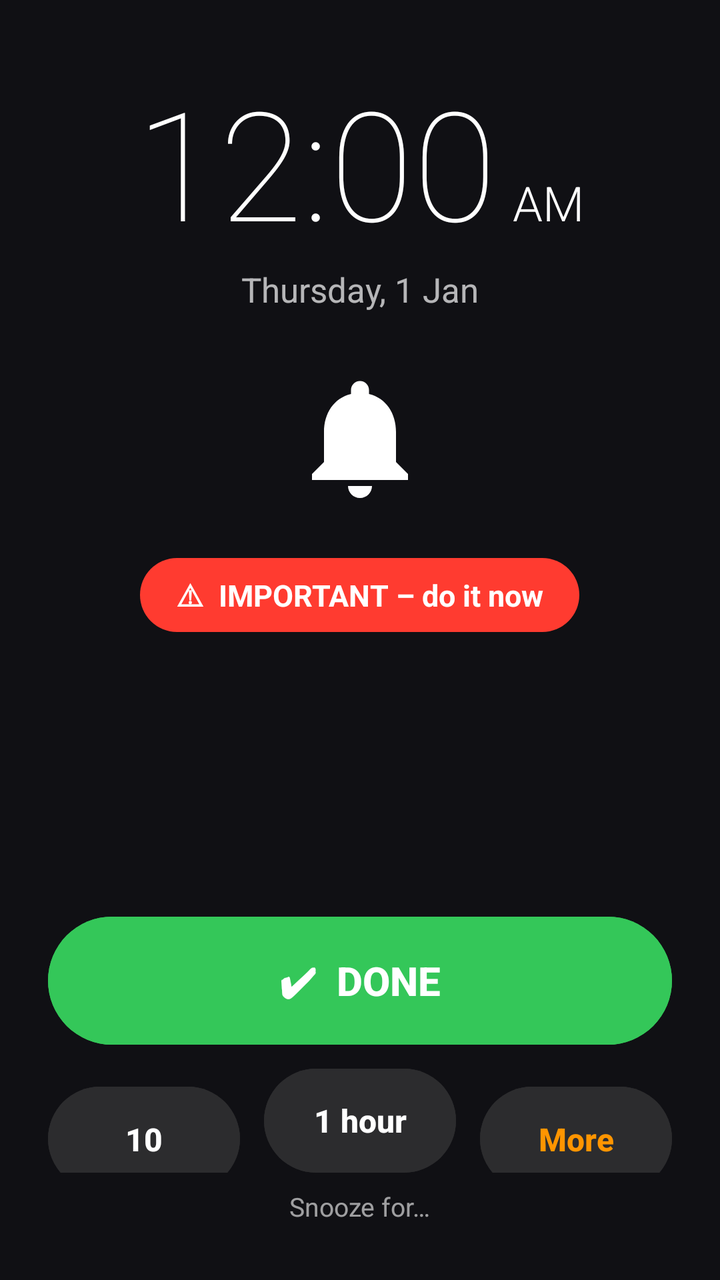
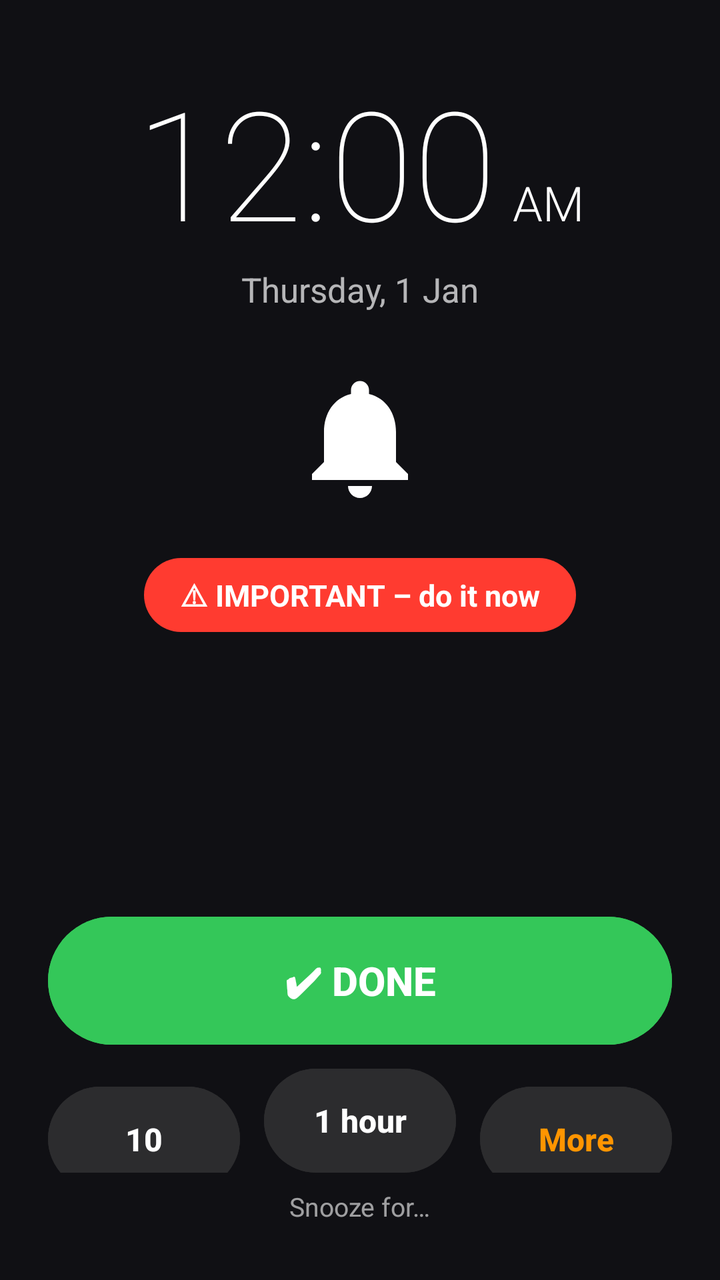

Two renders of the same Android screen: before a commit and after it. Below are the layout's source before the change and the commit's diff.
<!-- AndroidManifest.xml: activity theme Theme.OfficeToDo.Alarm -->
<!-- res/layout/activity_alarm.xml -->
<?xml version="1.0" encoding="utf-8"?>
<LinearLayout xmlns:android="http://schemas.android.com/apk/res/android"
    xmlns:app="http://schemas.android.com/apk/res-auto"
    android:layout_width="match_parent"
    android:layout_height="match_parent"
    android:background="@color/alarm_bg"
    android:gravity="center_horizontal"
    android:orientation="vertical"
    android:paddingHorizontal="24dp"
    android:paddingTop="40dp"
    android:paddingBottom="28dp">

    
    <LinearLayout
        android:layout_width="wrap_content"
        android:layout_height="wrap_content"
        android:baselineAligned="true"
        android:orientation="horizontal">

        <TextClock
            android:id="@+id/clock"
            android:layout_width="wrap_content"
            android:layout_height="wrap_content"
            android:fontFamily="sans-serif-thin"
            android:format12Hour="h:mm"
            android:format24Hour="HH:mm"
            android:includeFontPadding="false"
            android:maxLines="1"
            android:textColor="@color/white"
            android:textSize="76sp" />

        <TextClock
            android:id="@+id/ampm"
            android:layout_width="wrap_content"
            android:layout_height="wrap_content"
            android:layout_marginStart="8dp"
            android:fontFamily="sans-serif-light"
            android:format12Hour="a"
            android:format24Hour="a"
            android:maxLines="1"
            android:textAllCaps="true"
            android:textColor="@color/white"
            android:textSize="24sp" />
    </LinearLayout>

    <TextClock
        android:layout_width="wrap_content"
        android:layout_height="wrap_content"
        android:layout_marginTop="4dp"
        android:alpha="0.7"
        android:format12Hour="EEEE, d MMM"
        android:format24Hour="EEEE, d MMM"
        android:textColor="@color/white"
        android:textSize="17sp" />

    <View
        android:layout_width="match_parent"
        android:layout_height="0dp"
        android:layout_weight="1" />

    <ImageView
        android:id="@+id/bell"
        android:layout_width="72dp"
        android:layout_height="72dp"
        android:importantForAccessibility="no"
        android:src="@drawable/ic_bell_big" />

    <TextView
        android:id="@+id/important"
        android:layout_width="wrap_content"
        android:layout_height="wrap_content"
        android:layout_marginTop="24dp"
        android:background="@drawable/bg_pill_danger"
        android:maxLines="1"
        android:paddingHorizontal="18dp"
        android:paddingVertical="8dp"
        android:text="⚠  IMPORTANT – do it now"
        android:textColor="@color/white"
        android:textSize="15sp"
        android:textStyle="bold" />

    <TextView
        android:id="@+id/title"
        android:layout_width="match_parent"
        android:layout_height="wrap_content"
        android:layout_marginTop="20dp"
        android:ellipsize="end"
        android:gravity="center"
        android:maxLines="3"
        android:textColor="@color/white"
        android:textSize="28sp"
        android:textStyle="bold" />

    <TextView
        android:id="@+id/due"
        android:layout_width="match_parent"
        android:layout_height="wrap_content"
        android:layout_marginTop="6dp"
        android:alpha="0.7"
        android:gravity="center"
        android:textColor="@color/white"
        android:textSize="16sp" />

    <TextView
        android:id="@+id/notes"
        android:layout_width="match_parent"
        android:layout_height="wrap_content"
        android:layout_marginTop="10dp"
        android:alpha="0.7"
        android:ellipsize="end"
        android:gravity="center"
        android:maxLines="3"
        android:textColor="@color/white"
        android:textSize="15sp" />

    <View
        android:layout_width="match_parent"
        android:layout_height="0dp"
        android:layout_weight="1" />

    <com.google.android.material.button.MaterialButton
        android:id="@+id/done"
        android:layout_width="match_parent"
        android:layout_height="64dp"
        android:backgroundTint="@color/ios_green"
        android:text="✔  DONE"
        android:textColor="@color/white"
        android:textSize="20sp"
        app:cornerRadius="32dp" />

    <LinearLayout
        android:layout_width="match_parent"
        android:layout_height="wrap_content"
        android:layout_marginTop="12dp"
        android:orientation="horizontal">

        <com.google.android.material.button.MaterialButton
            android:id="@+id/snooze10"
            android:layout_width="0dp"
            android:layout_height="52dp"
            android:layout_marginEnd="6dp"
            android:layout_weight="1"
            android:backgroundTint="@color/alarm_button"
            android:maxLines="1"
            android:text="10 min"
            android:textColor="@color/white"
            android:textSize="16sp"
            app:cornerRadius="26dp" />

        <com.google.android.material.button.MaterialButton
            android:id="@+id/snooze60"
            android:layout_width="0dp"
            android:layout_height="52dp"
            android:layout_marginStart="6dp"
            android:layout_marginEnd="6dp"
            android:layout_weight="1"
            android:backgroundTint="@color/alarm_button"
            android:maxLines="1"
            android:text="1 hour"
            android:textColor="@color/white"
            android:textSize="16sp"
            app:cornerRadius="26dp" />

        <com.google.android.material.button.MaterialButton
            android:id="@+id/snooze_more"
            android:layout_width="0dp"
            android:layout_height="52dp"
            android:layout_marginStart="6dp"
            android:layout_weight="1"
            android:backgroundTint="@color/alarm_button"
            android:maxLines="1"
            android:text="More…"
            android:textColor="@color/ios_orange"
            android:textSize="16sp"
            app:cornerRadius="26dp" />
    </LinearLayout>

    <TextView
        android:layout_width="wrap_content"
        android:layout_height="wrap_content"
        android:layout_marginTop="8dp"
        android:alpha="0.6"
        android:text="Snooze for…"
        android:textColor="@color/white"
        android:textSize="13sp" />
</LinearLayout>
<!-- resources referenced by this layout -->
<resources>
  <color name="alarm_bg">#101014</color>
  <color name="alarm_button">#2C2C2E</color>
  <color name="ios_green">#34C759</color>
  <color name="ios_orange">#FF9500</color>
  <color name="white">#FFFFFF</color>
  <!-- drawable bg_pill_danger (drawable) -->
  <shape xmlns:android="http://schemas.android.com/apk/res/android" android:shape="rectangle">
      <solid android:color="@color/ios_red" />
      <corners android:radius="100dp" />
  </shape>
  <style name="Theme.OfficeToDo.Alarm" parent="Theme.OfficeToDo">
          <item name="android:windowBackground">@color/alarm_bg</item>
          <item name="android:statusBarColor">@color/alarm_bg</item>
          <item name="android:navigationBarColor">@color/alarm_bg</item>
          <item name="android:windowLightStatusBar">false</item>
          <item name="android:windowLightNavigationBar" tools:targetApi="27">false</item>
      </style>
  <color name="ios_red">#FF3B30</color>
  <color name="brand">#007AFF</color>
  <color name="ios_bg">#F2F2F7</color>
  <color name="ios_label">#000000</color>
  <color name="ios_secondary">#8E8E93</color>
  <style name="IosToolbar" parent="Widget.Material3.Toolbar">
          <item name="android:background">@color/ios_bg</item>
          <item name="titleCentered">true</item>
          <item name="titleTextAppearance">@style/IosNavTitle</item>
          <item name="navigationIconTint">?attr/colorPrimary</item>
      </style>
  <style name="IosOverflow" parent="Widget.AppCompat.ActionButton.Overflow">
          <item name="android:src">@drawable/ic_more</item>
      </style>
  <style name="IosButton" parent="Widget.Material3.Button">
          <item name="cornerRadius">12dp</item>
          <item name="android:textAllCaps">false</item>
          <item name="android:letterSpacing">0</item>
          <item name="android:textSize">17sp</item>
          <item name="android:textStyle">bold</item>
          <item name="android:insetTop">0dp</item>
          <item name="android:insetBottom">0dp</item>
      </style>
  <style name="IosDialog" parent="ThemeOverlay.Material3.MaterialAlertDialog">
          <item name="shapeAppearanceOverlay">@style/IosDialogShape</item>
          <item name="colorSurfaceContainerHigh">@color/ios_cell</item>
      </style>
  <style name="IosChip" parent="Widget.Material3.Chip.Assist">
          <item name="chipBackgroundColor">@color/ios_cell</item>
          <item name="chipStrokeWidth">0dp</item>
          <item name="chipCornerRadius">16dp</item>
          <item name="android:textColor">?attr/colorPrimary</item>
      </style>
  <style name="IosBottomSheetDialog" parent="ThemeOverlay.Material3.BottomSheetDialog">
          <item name="bottomSheetStyle">@style/IosBottomSheet</item>
      </style>
  <style name="IosNavTitle" parent="TextAppearance.Material3.TitleMedium">
          <item name="android:textSize">17sp</item>
          <item name="android:textStyle">bold</item>
          <item name="android:textColor">@color/ios_label</item>
      </style>
  <style name="IosDialogShape" parent="">
          <item name="cornerFamily">rounded</item>
          <item name="cornerSize">16dp</item>
      </style>
  <color name="ios_cell">#FFFFFF</color>
  <style name="IosBottomSheet" parent="Widget.Material3.BottomSheet.Modal">
          <item name="backgroundTint">@color/ios_cell</item>
      </style>
  <!-- unchanged entries left out for length: 4 -->
</resources>

<!-- the commit's change to res/layout/activity_alarm.xml (unified diff, before → after) -->
@@ -74,7 +74,7 @@
         android:maxLines="1"
         android:paddingHorizontal="18dp"
         android:paddingVertical="8dp"
-        android:text="⚠  IMPORTANT – do it now"
+        android:text="@string/ui_important_do_it_now"
         android:textColor="@color/white"
         android:textSize="15sp"
         android:textStyle="bold" />
@@ -123,7 +123,7 @@
         android:layout_width="match_parent"
         android:layout_height="64dp"
         android:backgroundTint="@color/ios_green"
-        android:text="✔  DONE"
+        android:text="@string/ui_done"
         android:textColor="@color/white"
         android:textSize="20sp"
         app:cornerRadius="32dp" />
@@ -142,7 +142,7 @@
             android:layout_weight="1"
             android:backgroundTint="@color/alarm_button"
             android:maxLines="1"
-            android:text="10 min"
+            android:text="@string/ui_10_min"
             android:textColor="@color/white"
             android:textSize="16sp"
             app:cornerRadius="26dp" />
@@ -156,7 +156,7 @@
             android:layout_weight="1"
             android:backgroundTint="@color/alarm_button"
             android:maxLines="1"
-            android:text="1 hour"
+            android:text="@string/ui_1_hour"
             android:textColor="@color/white"
             android:textSize="16sp"
             app:cornerRadius="26dp" />
@@ -169,7 +169,7 @@
             android:layout_weight="1"
             android:backgroundTint="@color/alarm_button"
             android:maxLines="1"
-            android:text="More…"
+            android:text="@string/ui_more"
             android:textColor="@color/ios_orange"
             android:textSize="16sp"
             app:cornerRadius="26dp" />
@@ -180,7 +180,7 @@
         android:layout_height="wrap_content"
         android:layout_marginTop="8dp"
         android:alpha="0.6"
-        android:text="Snooze for…"
+        android:text="@string/ui_snooze_for"
         android:textColor="@color/white"
         android:textSize="13sp" />
 </LinearLayout>
<!-- resource entries referenced after the edit -->
@@ -10,6 +10,12 @@
       <solid android:color="@color/ios_red" />
       <corners android:radius="100dp" />
   </shape>
+  <string name="ui_10_min">10 min</string>
+  <string name="ui_1_hour">1 hour</string>
+  <string name="ui_done">✔  DONE</string>
+  <string name="ui_important_do_it_now">⚠  IMPORTANT – do it now</string>
+  <string name="ui_more">More…</string>
+  <string name="ui_snooze_for">Snooze for…</string>
   <style name="Theme.OfficeToDo.Alarm" parent="Theme.OfficeToDo">
           <item name="android:windowBackground">@color/alarm_bg</item>
           <item name="android:statusBarColor">@color/alarm_bg</item>
